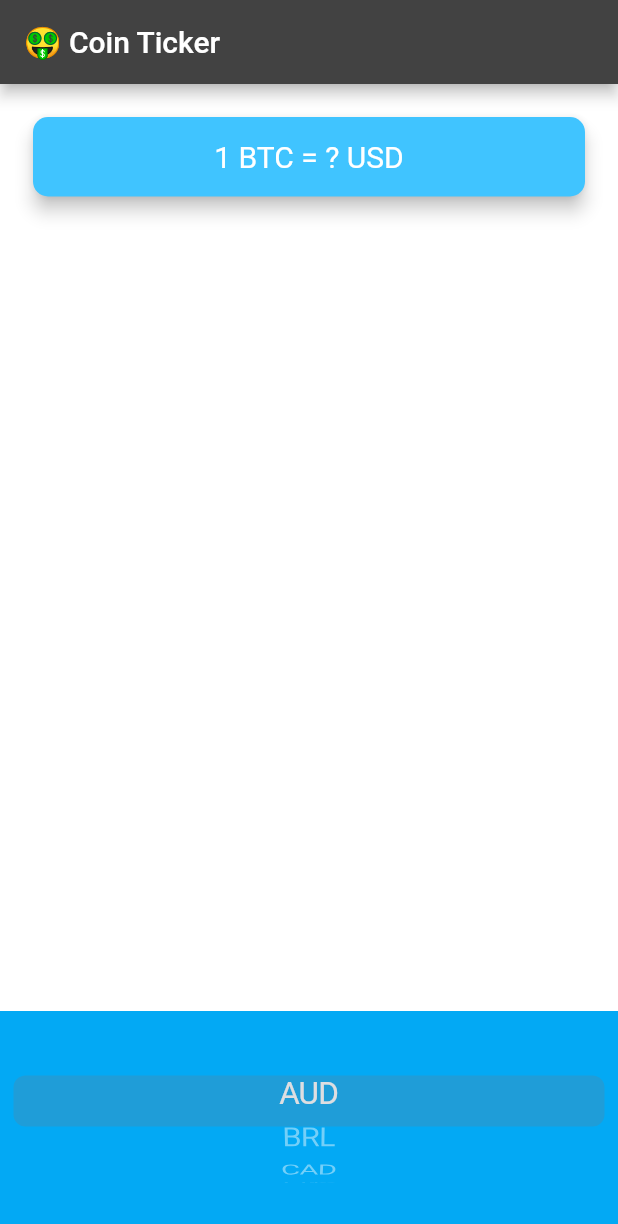
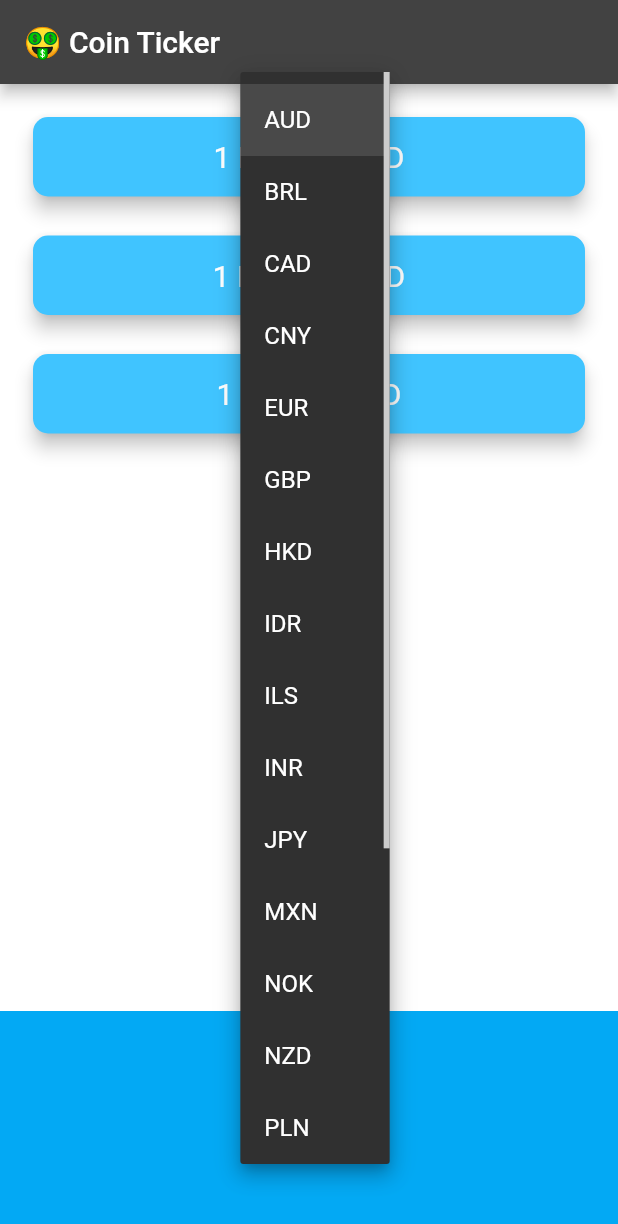
Before and after one commit to Vetrivelkv/bitcoin, a Flutter app: the screen it shows after launch, after a tap on "AUD", on a phone screen of 412 x 824 dp. Shown: the top 1224 px of the screen. Run offline on Flutter 3.47's test engine with Material 2 defaults, Android fonts, the phone set to English and light mode, and no system bars; network calls fail.

Commit message:
Completed Project

```diff
--- a/lib/coin_data.dart
+++ b/lib/coin_data.dart
@@ -1,3 +1,6 @@
+import 'dart:convert';
+import 'package:http/http.dart' as http;
+
 const List<String> currenciesList = [
   'AUD',
   'BRL',
@@ -22,10 +25,28 @@ const List<String> currenciesList = [
   'ZAR'
 ];
 
-const List<String> cryptoList = [
-  'BTC',
-  'ETH',
-  'LTC',
-];
+const List<String> cryptoList = ['BTC', 'ETH', 'LTC'];
 
-class CoinData {}
+const coinAPIURL = 'https://rest.coinapi.io/v1/exchangerate';
+const apiKey = '170A97BA-B4A8-4F5A-9294-8A0461B5EA2A';
+
+class CoinData {
+  Future getCoinData(String? selectedCurrency) async {
+    Map<String, String> cryptoPrices = {};
+    for (String crypto in cryptoList) {
+      String requestURL =
+          '$coinAPIURL/$crypto/$selectedCurrency?apikey=$apiKey';
+      var uri = Uri.parse(requestURL);
+      http.Response response = await http.get(uri);
+      if (response.statusCode == 200) {
+        var decodedData = jsonDecode(response.body);
+        double price = decodedData['rate'];
+        cryptoPrices[crypto] = price.toStringAsFixed(0);
+      } else {
+        print(response.statusCode);
+        throw 'Problem with the get request';
+      }
+    }
+    return cryptoPrices;
+  }
+}
--- a/lib/price_screen.dart
+++ b/lib/price_screen.dart
@@ -1,7 +1,7 @@
+import 'package:flutter/material.dart';
 import 'package:flutter/cupertino.dart';
-import 'package:flutter/material.dart';
-import 'package:bit_coin/coin_data.dart';
-import 'package:flutter/cupertino.dart';
+import 'coin_data.dart';
+import 'dart:io' show Platform;
 
 class PriceScreen extends StatefulWidget {
   @override
@@ -9,24 +9,86 @@ class PriceScreen extends StatefulWidget {
 }
 
 class _PriceScreenState extends State<PriceScreen> {
-  String selectedCurrency = 'USD';
+  String? selectedCurrency = 'AUD';
 
-  List<DropdownMenuItem<String>> getDropDownItems() {
-    List<DropdownMenuItem<String>> dropDownItems = [];
+  DropdownButton<String> androidDropdown() {
+    List<DropdownMenuItem<String>> dropdownItems = [];
     for (String currency in currenciesList) {
-      var newItem = DropdownMenuItem(child: Text(currency), value: currency);
-      dropDownItems.add(newItem);
-    }
-    return dropDownItems;
+      var newItem = DropdownMenuItem(
+        child: Text(currency),
+        value: currency,
+      );
+      dropdownItems.add(newItem);
     }
 
-  List<Text> getPickerItems() {
+    return DropdownButton<String>(
+      value: selectedCurrency,
+      items: dropdownItems,
+      onChanged: (value) {
+        setState(() {
+          selectedCurrency = value;
+          getData();
+        });
+      },
+    );
+  }
+
+  CupertinoPicker iOSPicker() {
     List<Text> pickerItems = [];
     for (String currency in currenciesList) {
       pickerItems.add(Text(currency));
     }
 
-    return pickerItems;
+    return CupertinoPicker(
+      backgroundColor: Colors.lightBlue,
+      itemExtent: 32.0,
+      onSelectedItemChanged: (selectedIndex) {
+        setState(() {
+          selectedCurrency = currenciesList[selectedIndex];
+          getData();
+        });
+      },
+      children: pickerItems,
+    );
+  }
+
+  Map<String, String> coinValues = {};
+  bool isWaiting = false;
+
+  void getData() async {
+    isWaiting = true;
+    try {
+      var data = await CoinData().getCoinData(selectedCurrency);
+      isWaiting = false;
+      setState(() {
+        coinValues = data;
+      });
+    } catch (e) {
+      print(e);
+    }
+  }
+
+  @override
+  void initState() {
+    super.initState();
+    getData();
+  }
+
+  Column makeCards() {
+    List<CryptoCard> cryptoCards = [];
+    for (String crypto in cryptoList) {
+      cryptoCards.add(
+        CryptoCard(
+          cryptoCurrency: crypto,
+          selectedCurrency: selectedCurrency,
+          value: isWaiting ? '?' : coinValues[crypto],
+        ),
+      );
+    }
+    return Column(
+      crossAxisAlignment: CrossAxisAlignment.stretch,
+      children: cryptoCards,
+    );
   }
 
   @override
@@ -39,7 +101,34 @@ class _PriceScreenState extends State<PriceScreen> {
         mainAxisAlignment: MainAxisAlignment.spaceBetween,
         crossAxisAlignment: CrossAxisAlignment.stretch,
         children: <Widget>[
-          Padding(
+          makeCards(),
+          Container(
+            height: 150.0,
+            alignment: Alignment.center,
+            padding: EdgeInsets.only(bottom: 30.0),
+            color: Colors.lightBlue,
+            child: Platform.isIOS ? iOSPicker() : androidDropdown(),
+          ),
+        ],
+      ),
+    );
+  }
+}
+
+class CryptoCard extends StatelessWidget {
+  const CryptoCard({
+    this.value,
+    this.selectedCurrency,
+    this.cryptoCurrency,
+  });
+
+  final String? value;
+  final String? selectedCurrency;
+  final String? cryptoCurrency;
+
+  @override
+  Widget build(BuildContext context) {
+    return Padding(
       padding: EdgeInsets.fromLTRB(18.0, 18.0, 18.0, 0),
       child: Card(
         color: Colors.lightBlueAccent,
@@ -50,7 +139,7 @@ class _PriceScreenState extends State<PriceScreen> {
         child: Padding(
           padding: EdgeInsets.symmetric(vertical: 15.0, horizontal: 28.0),
           child: Text(
-                  '1 BTC = ? USD',
+            '1 $cryptoCurrency = $value $selectedCurrency',
             textAlign: TextAlign.center,
             style: TextStyle(
               fontSize: 20.0,
@@ -59,33 +148,6 @@ class _PriceScreenState extends State<PriceScreen> {
           ),
         ),
       ),
-          ),
-          Container(
-            height: 150.0,
-            alignment: Alignment.center,
-            padding: EdgeInsets.only(bottom: 30.0),
-            color: Colors.lightBlue,
-            child: CupertinoPicker(
-              backgroundColor: Colors.lightBlue,
-              itemExtent: 34.0,
-              onSelectedItemChanged: (selectedIndex) {
-                print(selectedIndex);
-              },
-              children: getPickerItems(),
-            ),
-          )
-        ],
-      ),
     );
   }
 }
-
-// DropdownButton<String>(
-// value: selectedCurrency,
-// items:getDropDownItems(),
-// onChanged: (value) {
-// setState(() {
-// selectedCurrency = value.toString();
-// });
-// },
-// )),
--- a/pubspec.yaml
+++ b/pubspec.yaml
@@ -34,6 +34,7 @@ dependencies:
   # The following adds the Cupertino Icons font to your application.
   # Use with the CupertinoIcons class for iOS style icons.
   cupertino_icons: ^1.0.2
+  http: ^0.13.4
 
 dev_dependencies:
   flutter_test:
```
Also changed, not shown: pubspec.lock. Lines whose indentation alone changed are shown as unchanged.
